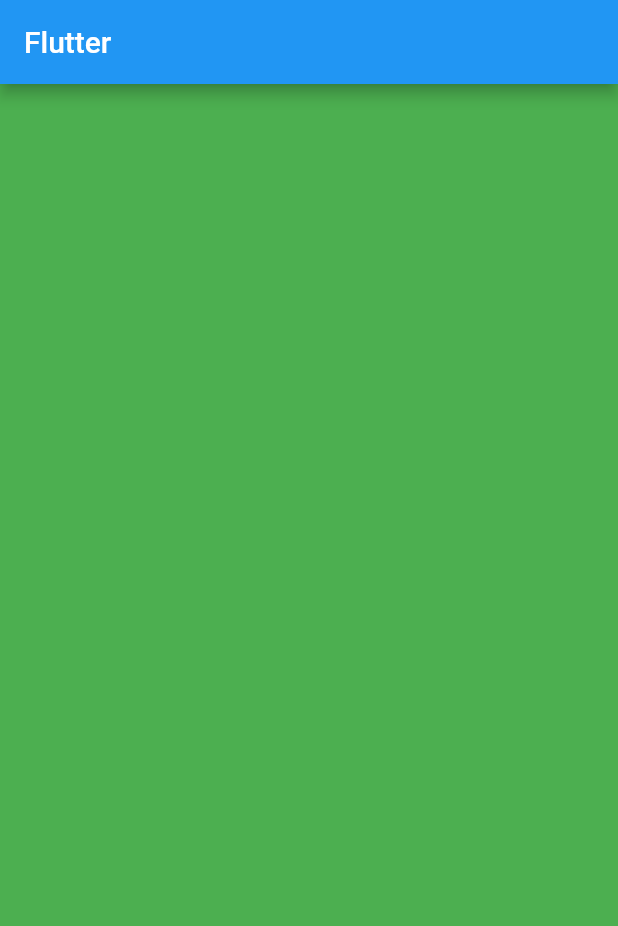
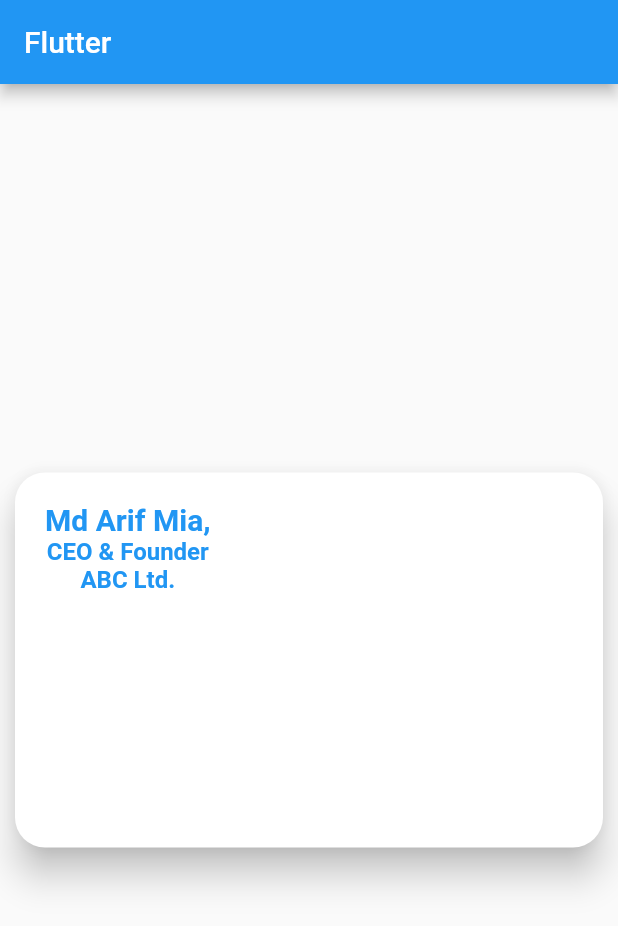
Before and after one commit to arifmia1129/flutter-widget, a Flutter app: the screen it shows after launch, on a phone screen of 412 x 824 dp. Shown: the top 926 px of the screen. Run offline on Flutter 3.47's test engine with Material 2 defaults, Android fonts, the light colour scheme and no system bars; drawn by our look-alikes of liquid_swipe.

Commit message:
card widget added

```diff
--- a/lib/main.dart
+++ b/lib/main.dart
@@ -29,6 +29,45 @@ class HomePage extends StatelessWidget {
 
     return Scaffold(
         appBar: AppBar(title: Text("Flutter")),
-        body: LiquidSwipe(pages: pages));
+        body: Center(
+          child: Card(
+            elevation: 10,
+            shape: RoundedRectangleBorder(
+                borderRadius: BorderRadius.all(Radius.circular(20))),
+            child: Container(
+              height: 250,
+              width: width - 20,
+              alignment: Alignment.topLeft,
+              child: Padding(
+                padding: const EdgeInsets.all(20),
+                child: Column(
+                  children: [
+                    Text(
+                      "Md Arif Mia,",
+                      style: TextStyle(
+                          fontSize: 20,
+                          color: Colors.blue,
+                          fontWeight: FontWeight.bold),
+                    ),
+                    Text(
+                      "CEO & Founder",
+                      style: TextStyle(
+                          fontSize: 16,
+                          color: Colors.blue,
+                          fontWeight: FontWeight.bold),
+                    ),
+                    Text(
+                      "ABC Ltd.",
+                      style: TextStyle(
+                          fontSize: 16,
+                          color: Colors.blue,
+                          fontWeight: FontWeight.bold),
+                    ),
+                  ],
+                ),
+              ),
+            ),
+          ),
+        ));
   }
 }
```
